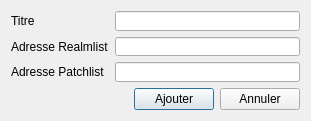
Qt form FenNouveau.ui (Zxb12/EasyRealm) before a commit.
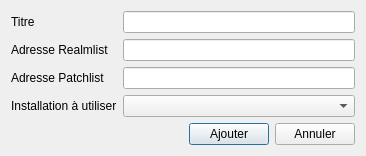
The same form after that commit. Icons and pictures are not drawn.

Commit message:
Gestion de plusieurs installations de World of Warcraft.
Un realmlist est dorenavant associe a une installation de World of Warcraft.

Mise a jour du fichier .gitignore.

Petites corrections diverses.

Modification de l'UI pour prendre en compte la gestion des installations de World of Warcraft.

What changed in the file:
```diff
--- a/FenNouveau.ui
+++ b/FenNouveau.ui
@@ -9,8 +9,8 @@
    <rect>
     <x>0</x>
     <y>0</y>
-    <width>311</width>
-    <height>121</height>
+    <width>366</width>
+    <height>148</height>
    </rect>
   </property>
   <property name="sizePolicy">
@@ -21,14 +21,14 @@
   </property>
   <property name="minimumSize">
    <size>
-    <width>232</width>
-    <height>121</height>
+    <width>0</width>
+    <height>0</height>
    </size>
   </property>
   <property name="maximumSize">
    <size>
     <width>522</width>
-    <height>121</height>
+    <height>148</height>
    </size>
   </property>
   <property name="windowTitle">
@@ -37,6 +37,9 @@
   <layout class="QGridLayout" name="gridLayout">
    <item row="0" column="0" colspan="3">
     <layout class="QFormLayout" name="formLayout">
+     <property name="fieldGrowthPolicy">
+      <enum>QFormLayout::AllNonFixedFieldsGrow</enum>
+     </property>
      <item row="0" column="0">
       <widget class="QLabel" name="label">
        <property name="text">
@@ -71,6 +74,16 @@
        </property>
       </widget>
      </item>
+     <item row="3" column="1">
+      <widget class="QComboBox" name="ui_listeDossiers"/>
+     </item>
+     <item row="3" column="0">
+      <widget class="QLabel" name="label_4">
+       <property name="text">
+        <string>Installation à utiliser</string>
+       </property>
+      </widget>
+     </item>
     </layout>
    </item>
    <item row="1" column="0">
```
Left out of the diff: 12 changed lines with no effect on the pictures. The commit also changes 14 other files.
